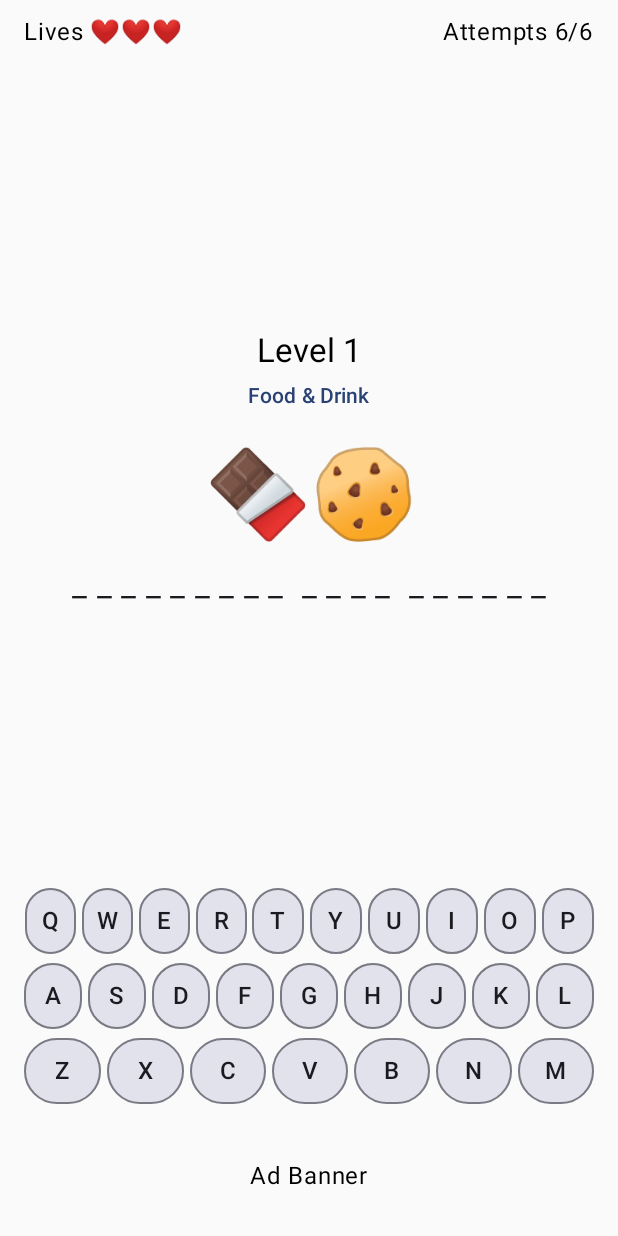
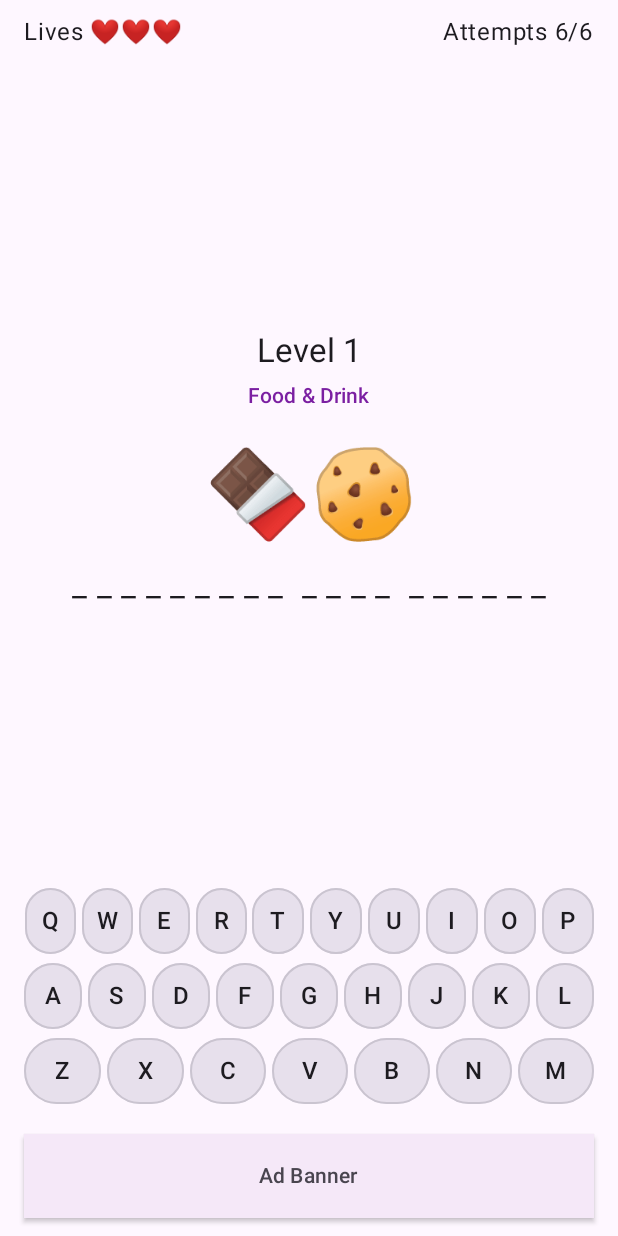
Before and after one commit to thatwaz/Guess-The-Emoji, an Android app built with Jetpack Compose: the screen it shows after launch (MainActivity), after a tap on "▶ Play", on a phone screen of 412 x 824 dp. Run offline under Robolectric (Android 15) with nearby library versions, the phone set to English and light mode, and no system bars.

Commit message:
update title screen. enable dark mode. fix spacing on settings label

```diff
--- a/app/src/main/java/com/thatwaz/guesstheemoji/ui/ads/AdBannerPlaceholder.kt
+++ b/app/src/main/java/com/thatwaz/guesstheemoji/ui/ads/AdBannerPlaceholder.kt
@@ -3,15 +3,38 @@ package com.thatwaz.guesstheemoji.ui.ads
 import androidx.compose.foundation.layout.Box
 import androidx.compose.foundation.layout.fillMaxWidth
 import androidx.compose.foundation.layout.height
+import androidx.compose.foundation.layout.padding
+import androidx.compose.material3.MaterialTheme
+import androidx.compose.material3.Surface
 import androidx.compose.material3.Text
 import androidx.compose.runtime.Composable
 import androidx.compose.ui.Alignment
 import androidx.compose.ui.Modifier
+import androidx.compose.ui.graphics.RectangleShape
 import androidx.compose.ui.unit.dp
 
 @Composable
-fun AdBannerPlaceholder() {
-    Box(Modifier.fillMaxWidth().height(56.dp), contentAlignment = Alignment.Center) {
-        Text("Ad Banner")
+fun AdBannerPlaceholder(modifier: Modifier = Modifier) {
+    val cs = MaterialTheme.colorScheme
+    Surface(
+        modifier = modifier.fillMaxWidth(),
+        color = cs.surface,
+        tonalElevation = 2.dp,
+        shadowElevation = 2.dp,
+        shape = RectangleShape
+    ) {
+        Box(
+            Modifier
+                .fillMaxWidth()
+                .height(56.dp)
+                .padding(horizontal = 12.dp),
+            contentAlignment = Alignment.Center
+        ) {
+            Text(
+                "Ad Banner",
+                color = cs.onSurfaceVariant,
+                style = MaterialTheme.typography.labelLarge
+            )
+        }
     }
 }
--- a/app/src/main/java/com/thatwaz/guesstheemoji/ui/game/PuzzleScreen.kt
+++ b/app/src/main/java/com/thatwaz/guesstheemoji/ui/game/PuzzleScreen.kt
@@ -3,6 +3,7 @@ package com.thatwaz.guesstheemoji.ui.game
 import androidx.compose.animation.core.Animatable
 import androidx.compose.animation.core.keyframes
 import androidx.compose.animation.core.tween
+import androidx.compose.foundation.background
 import androidx.compose.foundation.layout.Arrangement
 import androidx.compose.foundation.layout.Box
 import androidx.compose.foundation.layout.Column
@@ -47,6 +48,8 @@ fun PuzzleScreen(
     BannerAd: @Composable () -> Unit
 ) {
     val s by vm.ui.collectAsState()
+    val cs = MaterialTheme.colorScheme
+    val typo = MaterialTheme.typography
 
     // Interstitial after solve
     LaunchedEffect(s.solved) {
@@ -56,10 +59,10 @@ fun PuzzleScreen(
         }
     }
 
-    // Haptics: bump on wrong / solved
+    // Haptics
     val haptic = LocalHapticFeedback.current
     LaunchedEffect(s.wrong.size) { if (s.wrong.isNotEmpty()) haptic.performHapticFeedback(HapticFeedbackType.LongPress) }
-    LaunchedEffect(s.solved) { if (s.solved) haptic.performHapticFeedback(HapticFeedbackType.LongPress) }
+    LaunchedEffect(s.solved)      { if (s.solved)           haptic.performHapticFeedback(HapticFeedbackType.LongPress) }
 
     // Game Over dialog
     if (s.livesLeft <= 0) {
@@ -71,23 +74,35 @@ fun PuzzleScreen(
         )
     }
 
-
-    // Whole page respects system bars
+    // ✅ Explicit themed background so dark mode applies visually
     Column(
         modifier = Modifier
             .fillMaxSize()
             .windowInsetsPadding(WindowInsets.safeDrawing)
+            .background(cs.background)
             .padding(horizontal = 16.dp, vertical = 12.dp)
     ) {
-        // ─────────── HUD (top) ───────────
-        TopHud(
-            lives = s.livesLeft,
-            attemptsLeft = s.attemptsLeft,
-            maxAttempts = Rules.MAX_ATTEMPTS
-        )
+        // HUD
+        Row(
+            modifier = Modifier.fillMaxWidth(),
+            verticalAlignment = Alignment.CenterVertically,
+            horizontalArrangement = Arrangement.SpaceBetween
+        ) {
+            Text(
+                text = "Lives ${"❤️".repeat(s.livesLeft.coerceAtLeast(0))}",
+                style = typo.bodyLarge,
+                color = cs.onBackground
+            )
+            Text(
+                text = "Attempts ${s.attemptsLeft}/${Rules.MAX_ATTEMPTS}",
+                style = typo.bodyLarge,
+                color = cs.onBackground
+            )
+        }
+
         Spacer(Modifier.height(8.dp))
 
-        // ─────────── PUZZLE (centered vertically) ───────────
+        // Centered puzzle area
         Box(
             modifier = Modifier
                 .weight(1f, fill = true)
@@ -95,29 +110,29 @@ fun PuzzleScreen(
         ) {
             Column(
                 modifier = Modifier
-                    .align(Alignment.Center) // true vertical center
+                    .align(Alignment.Center)
                     .padding(horizontal = 8.dp),
                 horizontalAlignment = Alignment.CenterHorizontally
             ) {
-                Text("Level ${s.level}", style = MaterialTheme.typography.titleLarge)
+                Text("Level ${s.level}", style = typo.titleLarge, color = cs.onBackground)
 
                 Spacer(Modifier.height(6.dp))
                 Text(
-                    s.category.label(), // enum -> readable label
-                    style = MaterialTheme.typography.labelLarge,
-                    color = MaterialTheme.colorScheme.primary
+                    s.category.label(),
+                    style = typo.labelLarge,
+                    color = cs.primary
                 )
 
                 Spacer(Modifier.height(22.dp))
 
-                // Emoji line (optional flash on wrong)
+                // Emoji line (flash on wrong)
                 FlashColor(
                     triggerKey = s.wrong.size,
-                    baseColor = MaterialTheme.colorScheme.onSurface
+                    baseColor = cs.onSurface
                 ) { current ->
                     Text(
                         s.emojis,
-                        style = MaterialTheme.typography.displayLarge,
+                        style = typo.displayLarge,
                         color = current,
                         textAlign = TextAlign.Center,
                         modifier = Modifier.fillMaxWidth()
@@ -126,11 +141,11 @@ fun PuzzleScreen(
 
                 Spacer(Modifier.height(14.dp))
 
-                // Masked answer (shake + flash on wrong) with better wrapping
+                // Masked answer (shake + flash)
                 val size = maskedTextSizeFor(s.answer)
                 FlashColor(
                     triggerKey = s.wrong.size,
-                    baseColor = MaterialTheme.colorScheme.onSurface
+                    baseColor = cs.onSurface
                 ) { current ->
                     Shakable(triggerKey = s.wrong.size) {
                         Text(
@@ -148,7 +163,7 @@ fun PuzzleScreen(
                     Spacer(Modifier.height(10.dp))
                     Text(
                         "Wrong: ${s.wrong.sorted().joinToString(" ").uppercase()}",
-                        color = MaterialTheme.colorScheme.error,
+                        color = cs.error,
                         textAlign = TextAlign.Center,
                         modifier = Modifier.fillMaxWidth()
                     )
@@ -156,13 +171,14 @@ fun PuzzleScreen(
             }
         }
 
-        // ─────────── KEYBOARD + round actions (fixed) ───────────
+        // Keyboard + actions
         Column(
             modifier = Modifier
                 .fillMaxWidth()
                 .padding(vertical = 8.dp),
             horizontalAlignment = Alignment.CenterHorizontally
         ) {
+            // 👉 Make sure HangmanKeyboard uses cs.* colors internally (see note below)
             HangmanKeyboard(
                 guessed = s.guessed,
                 wrong = s.wrong,
@@ -176,17 +192,14 @@ fun PuzzleScreen(
                     modifier = Modifier.fillMaxWidth()
                 ) { Text("Next") }
 
-                // Show a clean Next when player failed but still has lives;
-                // the answer is already revealed in the puzzle area above.
                 s.failed && s.livesLeft > 0 -> Button(
                     onClick = { vm.next() },
                     modifier = Modifier.fillMaxWidth()
                 ) { Text("Next") }
             }
-
         }
 
-        // ─────────── AD (bottom, pinned) ───────────
+        // Ad slot
         Box(
             modifier = Modifier
                 .fillMaxWidth()
@@ -195,29 +208,30 @@ fun PuzzleScreen(
     }
 }
 
+
 /* ====================== HUD ====================== */
 
-@Composable
-private fun TopHud(
-    lives: Int,
-    attemptsLeft: Int,
-    maxAttempts: Int
-) {
-    Row(
-        modifier = Modifier.fillMaxWidth(),
-        verticalAlignment = Alignment.CenterVertically,
-        horizontalArrangement = Arrangement.SpaceBetween
-    ) {
-        Text(
-            text = "Lives ${"❤️".repeat(lives.coerceAtLeast(0))}",
-            style = MaterialTheme.typography.bodyLarge
-        )
-        Text(
-            text = "Attempts $attemptsLeft/$maxAttempts",
-            style = MaterialTheme.typography.bodyLarge
-        )
-    }
-}
+//@Composable
+//private fun TopHud(
+//    lives: Int,
+//    attemptsLeft: Int,
+//    maxAttempts: Int
+//) {
+//    Row(
+//        modifier = Modifier.fillMaxWidth(),
+//        verticalAlignment = Alignment.CenterVertically,
+//        horizontalArrangement = Arrangement.SpaceBetween
+//    ) {
+//        Text(
+//            text = "Lives ${"❤️".repeat(lives.coerceAtLeast(0))}",
+//            style = MaterialTheme.typography.bodyLarge
+//        )
+//        Text(
+//            text = "Attempts $attemptsLeft/$maxAttempts",
+//            style = MaterialTheme.typography.bodyLarge
+//        )
+//    }
+//}
 
 /* ====================== Helpers: wrapping & sizing ====================== */
 
--- a/app/src/main/java/com/thatwaz/guesstheemoji/ui/home/HomeScreen.kt
+++ b/app/src/main/java/com/thatwaz/guesstheemoji/ui/home/HomeScreen.kt
@@ -1,14 +1,18 @@
 package com.thatwaz.guesstheemoji.ui.home
 
-import androidx.compose.foundation.layout.Arrangement
+import androidx.compose.foundation.Image
+import androidx.compose.foundation.background
+import androidx.compose.foundation.layout.Box
 import androidx.compose.foundation.layout.Column
 import androidx.compose.foundation.layout.Spacer
 import androidx.compose.foundation.layout.WindowInsets
+import androidx.compose.foundation.layout.aspectRatio
 import androidx.compose.foundation.layout.fillMaxSize
 import androidx.compose.foundation.layout.fillMaxWidth
 import androidx.compose.foundation.layout.height
 import androidx.compose.foundation.layout.padding
 import androidx.compose.foundation.layout.safeDrawing
+import androidx.compose.foundation.shape.RoundedCornerShape
 import androidx.compose.material3.Button
 import androidx.compose.material3.MaterialTheme
 import androidx.compose.material3.OutlinedButton
@@ -17,55 +21,126 @@ import androidx.compose.material3.Text
 import androidx.compose.runtime.Composable
 import androidx.compose.ui.Alignment
 import androidx.compose.ui.Modifier
+import androidx.compose.ui.draw.clip
+import androidx.compose.ui.graphics.Brush
+import androidx.compose.ui.graphics.graphicsLayer
+import androidx.compose.ui.layout.ContentScale
+import androidx.compose.ui.res.painterResource
+import androidx.compose.ui.text.font.FontFamily
+import androidx.compose.ui.text.font.FontWeight
+import androidx.compose.ui.text.style.TextAlign
 import androidx.compose.ui.unit.dp
+import com.thatwaz.guesstheemoji.R
 
 @Composable
-fun HomeScreen(onPlay: () -> Unit, onSettings: () -> Unit) {
-    Scaffold(
-        contentWindowInsets = WindowInsets.safeDrawing
-    ) { inner ->
-        Column(
+fun HomeScreen(
+    onPlay: () -> Unit,
+    onSettings: () -> Unit
+) {
+    val cs = MaterialTheme.colorScheme
+    val isDark = androidx.compose.foundation.isSystemInDarkTheme()
+
+    // Background gradient adapts to theme
+    val bg = if (isDark) {
+        Brush.verticalGradient(listOf(cs.surface, cs.background))
+    } else {
+        Brush.verticalGradient(listOf(cs.surfaceVariant.copy(alpha = 0.4f), cs.surface))
+    }
+
+    // Tilted “card” frame gradient (fun but readable in dark)
+    val frameGradient = if (isDark) {
+        Brush.linearGradient(
+            listOf(cs.primary.copy(alpha = 0.35f), cs.secondary.copy(alpha = 0.35f))
+        )
+    } else {
+        Brush.linearGradient(
+            listOf(cs.secondaryContainer.copy(alpha = 0.55f), cs.primaryContainer.copy(alpha = 0.55f))
+        )
+    }
+
+    Scaffold(contentWindowInsets = WindowInsets.safeDrawing) { inner ->
+        Box(
             modifier = Modifier
                 .fillMaxSize()
                 .padding(inner)
-                .padding(16.dp),
-            verticalArrangement = Arrangement.Center,   // center vertically
-            horizontalAlignment = Alignment.CenterHorizontally // center horizontally
+                .background(bg)
         ) {
-            // Emoji banner / theme row
+            Column(
+                modifier = Modifier
+                    .fillMaxWidth()
+                    .padding(horizontal = 20.dp)
+                    .align(Alignment.Center),
+                horizontalAlignment = Alignment.CenterHorizontally
+            ) {
+                // Title picks up primary (auto-contrasts in dark)
                 Text(
-                text = "❓🎬🍔🎵🐯📺❓",
-                style = MaterialTheme.typography.headlineLarge
+                    text = "Guess The Emoji",
+                    style = MaterialTheme.typography.headlineLarge.copy(
+                        fontWeight = FontWeight.ExtraBold,
+                        fontFamily = FontFamily.SansSerif
+                    ),
+                    color = cs.primary,
+                    textAlign = TextAlign.Center
                 )
 
                 Spacer(Modifier.height(16.dp))
 
-            // Title
+                // Tilted postcard card (no cropping; comfy padding)
+                Box(
+                    modifier = Modifier
+                        .fillMaxWidth(0.80f)
+                        .aspectRatio(1f)
+                        .graphicsLayer {
+                            rotationZ = -4f
+                            shadowElevation = 16f
+                            shape = RoundedCornerShape(20.dp)
+                            clip = true
+                        }
+                        .background(frameGradient, shape = RoundedCornerShape(20.dp))
+                        .padding(8.dp)
+                ) {
+                    Image(
+                        painter = painterResource(R.drawable.feature_graphic2),
+                        contentDescription = "Emoji banner",
+                        modifier = Modifier
+                            .fillMaxSize()
+                            .clip(RoundedCornerShape(16.dp)),
+                        contentScale = ContentScale.Fit  // avoids clipping emojis
+                    )
+                }
+
+                Spacer(Modifier.height(20.dp))
+
+                // Subtitle uses secondary for a nice accent in both themes
                 Text(
-                "Guess the Emojis",
-                style = MaterialTheme.typography.headlineLarge,
-                color = MaterialTheme.colorScheme.primary
+                    text = "Fun Emoji Brain Teaser Game",
+                    style = MaterialTheme.typography.titleMedium.copy(
+                        fontWeight = FontWeight.SemiBold
+                    ),
+                    color = cs.secondary,
+                    textAlign = TextAlign.Center
                 )
 
-            Spacer(Modifier.height(32.dp))
+                Spacer(Modifier.height(28.dp))
 
-            // Play button
                 Button(
                     onClick = onPlay,
-                modifier = Modifier.fillMaxWidth(0.8f) // not full width, looks nicer
+                    shape = RoundedCornerShape(999.dp),
+                    modifier = Modifier.fillMaxWidth()
                 ) {
-                Text("▶ Play")
+                    Text("▶ Play", style = MaterialTheme.typography.titleMedium)
                 }
 
-            Spacer(Modifier.height(16.dp))
+                Spacer(Modifier.height(12.dp))
 
-            // Settings button
                 OutlinedButton(
                     onClick = onSettings,
-                modifier = Modifier.fillMaxWidth(0.8f)
+                    shape = RoundedCornerShape(999.dp),
+                    modifier = Modifier.fillMaxWidth()
                 ) {
-                Text("⚙ Settings")
+                    Text("⚙ Settings", style = MaterialTheme.typography.titleMedium)
                 }
             }
         }
     }
+}
--- a/app/src/main/java/com/thatwaz/guesstheemoji/ui/settings/SettingsScreen.kt
+++ b/app/src/main/java/com/thatwaz/guesstheemoji/ui/settings/SettingsScreen.kt
@@ -38,6 +38,7 @@ fun SettingsScreen(
             .padding(16.dp),
         horizontalAlignment = Alignment.CenterHorizontally
     ) {
+        Spacer(Modifier.height(40.dp))
         Text("Settings", style = MaterialTheme.typography.headlineMedium)
 
         Spacer(Modifier.height(12.dp))
--- a/app/src/main/java/com/thatwaz/guesstheemoji/ui/theme/Theme.kt
+++ b/app/src/main/java/com/thatwaz/guesstheemoji/ui/theme/Theme.kt
@@ -8,36 +8,27 @@ import androidx.compose.material3.dynamicDarkColorScheme
 import androidx.compose.material3.dynamicLightColorScheme
 import androidx.compose.material3.lightColorScheme
 import androidx.compose.runtime.Composable
+import androidx.compose.ui.graphics.Color
 import androidx.compose.ui.platform.LocalContext
 import com.thatwaz.guesstheemoji.ui.common.SystemBarsGuard
 
 private val DarkColorScheme = darkColorScheme(
-    primary = Purple80,
-    secondary = PurpleGrey80,
-    tertiary = Pink80
+    primary = Color(0xFF9C27B0),       // candy purple
+    secondary = Color(0xFFE91E63),     // hot pink
+    tertiary = Color(0xFF80DEEA)       // teal accent if needed
 )
 
 private val LightColorScheme = lightColorScheme(
-    primary = Purple40,
-    secondary = PurpleGrey40,
-    tertiary = Pink40
-
-    /* Other default colors to override
-    background = Color(0xFFFFFBFE),
-    surface = Color(0xFFFFFBFE),
-    onPrimary = Color.White,
-    onSecondary = Color.White,
-    onTertiary = Color.White,
-    onBackground = Color(0xFF1C1B1F),
-    onSurface = Color(0xFF1C1B1F),
-    */
+    primary = Color(0xFF7B1FA2),       // slightly deeper purple for legibility
+    secondary = Color(0xFFD81B60),
+    tertiary = Color(0xFF26C6DA)
 )
 
 @Composable
 fun GuessTheEmojiTheme(
     darkTheme: Boolean = isSystemInDarkTheme(),
     // Dynamic color is available on Android 12+
-    dynamicColor: Boolean = true,
+    dynamicColor: Boolean = false,
     content: @Composable () -> Unit
 ) {
     SystemBarsGuard()
```
Also changed, not shown: 2 other files. Lines whose indentation alone changed are shown as unchanged.
